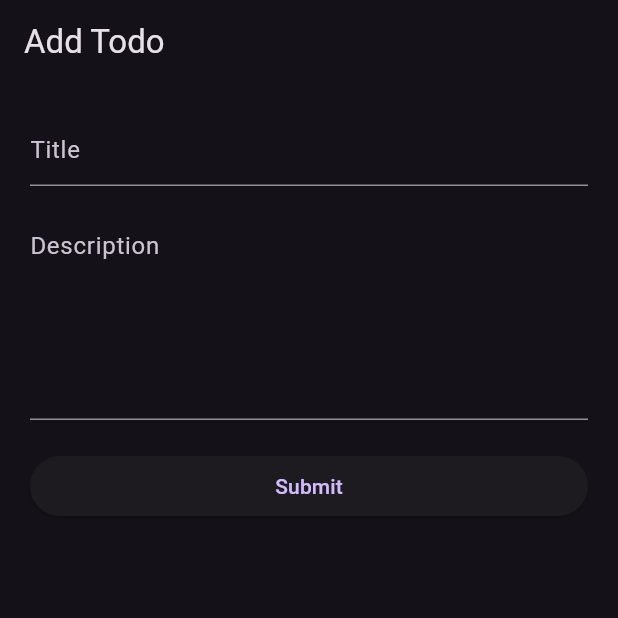
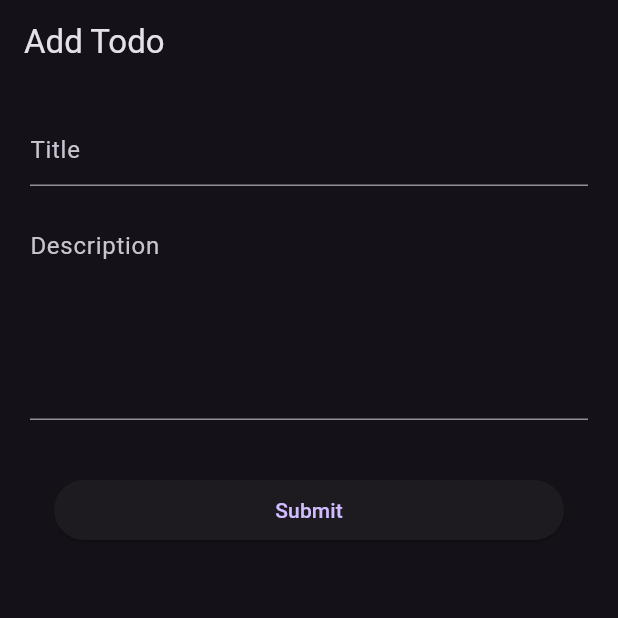
Before and after one commit to Mohamed-Aziz-Mhadhbi/To-Do-List-with-RestAPI-Flutter, a Flutter app: the AddTodoPage screen opened directly, on a phone screen of 412 x 824 dp, the top half of it. Run offline on Flutter 3.47's test engine with Material 3 defaults, Android fonts, the phone set to English and light mode, and no system bars; network calls fail.

Commit message:
adding function to update the data

```diff
--- a/lib/screens/add_page.dart
+++ b/lib/screens/add_page.dart
@@ -50,12 +50,18 @@ class _AddTodoPageState extends State<AddTodoPage> {
           const SizedBox(
             height: 20,
           ),
-          ElevatedButton(
-              onPressed: submitData, child: Text(isEdit ? "Edit" : "Submit"))
+          Padding(
+            padding: const EdgeInsets.all(16.0),
+            child: ElevatedButton(
+                onPressed: isEdit ? updateData : submitData,
+                child: Text(isEdit ? "Edit" : "Submit")),
+          )
         ],
       ),
     );
   }
+
+  Future<void> updateData() async {}
 
   Future<void> submitData() async {
     final title = titleController.text;
```
